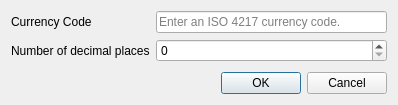
First picture: the form in src/views/ui_files/currency_dialog.ui, repository JakubFranek/Kapytal, before the edit.
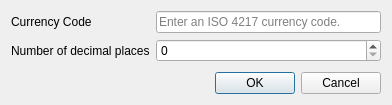
Second picture: the form after the edit.

```diff
--- a/src/views/ui_files/currency_dialog.ui
+++ b/src/views/ui_files/currency_dialog.ui
@@ -9,7 +9,7 @@
    <rect>
     <x>0</x>
     <y>0</y>
-    <width>398</width>
+    <width>392</width>
     <height>105</height>
    </rect>
   </property>
```
